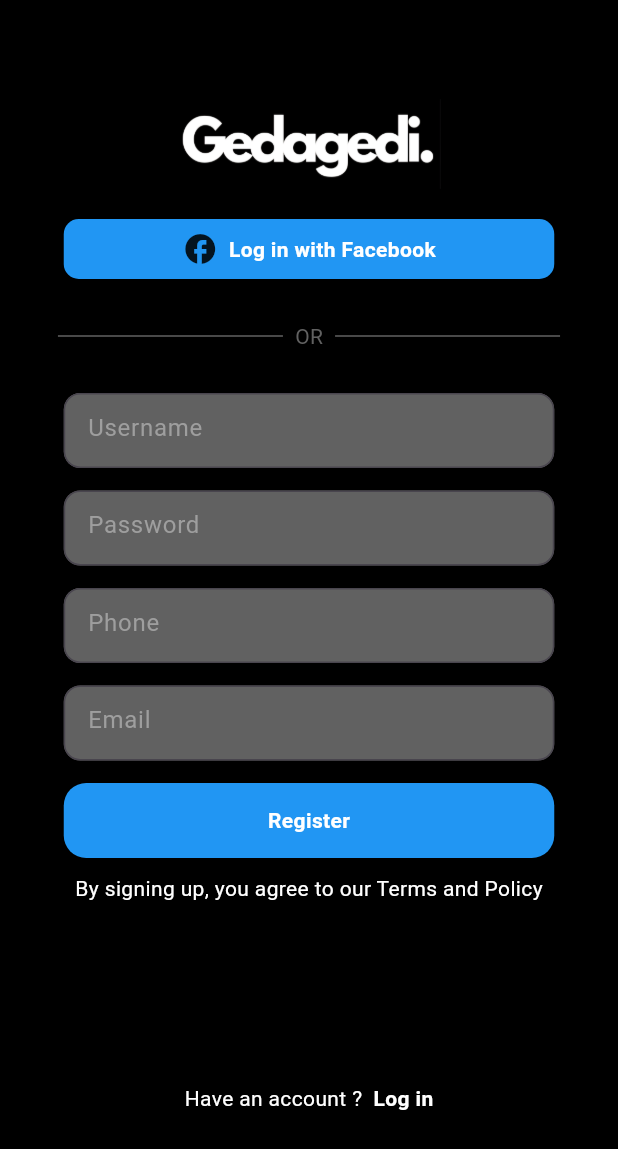
After one commit to richielagito/projek_uts_mobile_progamming, a Flutter app: the screen it shows after launch, after a tap on "Sign up", on a phone screen of 412 x 824 dp. The commit adds this screen. Shown: the top 1149 px of the screen. Run offline on Flutter 3.47's test engine with Material 3 defaults, Android fonts, the phone set to English and light mode, and no system bars.

Commit message:
login register ui/ux

```diff
--- a/lib/main.dart
+++ b/lib/main.dart
@@ -1,4 +1,5 @@
 import 'package:flutter/material.dart';
+import 'package:projek_uts_mobile_progamming/screens/login_screen.dart';
 import 'package:projek_uts_mobile_progamming/screens/main_screen.dart';
 
 void main() {
@@ -12,11 +13,11 @@
   @override
   Widget build(BuildContext context) {
     return MaterialApp(
-        title: 'Flutter Demo',
+        title: 'GedaGedi.',
         theme: ThemeData(
           colorScheme: ColorScheme.fromSeed(seedColor: Colors.deepPurple),
           useMaterial3: true,
         ),
-        home: const MainScreen());
+        home: const LoginScreen());
   }
 }
--- a/lib/screens/login_screen.dart
+++ b/lib/screens/login_screen.dart
@@ -1,10 +1,151 @@
 import 'package:flutter/material.dart';
+import 'package:projek_uts_mobile_progamming/screens/home_screen.dart';
+import 'package:projek_uts_mobile_progamming/screens/main_screen.dart';
+import 'package:projek_uts_mobile_progamming/screens/register_screen.dart';
 
 class LoginScreen extends StatelessWidget {
-  const LoginScreen({super.key});
+  const LoginScreen({Key? key}) : super(key: key);
 
   @override
   Widget build(BuildContext context) {
-    return Container();
+    return Scaffold(
+      backgroundColor: Colors.black,
+      body: Column(
+        children: [
+          const Expanded(
+              child: Center(
+                  child: Text(
+            'English',
+            style: TextStyle(color: Colors.white),
+          ))),
+          const Expanded(
+              flex: 2,
+              child: Center(
+                  child: Text(
+                '',
+                style: TextStyle(color: Colors.white),
+              ))),
+          Expanded(
+              flex: 4,
+              child: Column(
+                children: [
+                  Container(
+                      height: 60,
+                      width: 180,
+                      child: const Image(
+                        image: AssetImage('assets/images/img1.png'),
+                      )),
+                  const SizedBox(
+                    height: 15,
+                  ),
+                  TextField(
+                    decoration: InputDecoration(
+                      border: OutlineInputBorder(
+                          borderRadius: BorderRadius.circular(11)),
+                      fillColor: Colors.grey.shade700,
+                      prefixIconColor: Colors.white,
+                      filled: true,
+                      constraints:
+                          const BoxConstraints.tightFor(width: 327, height: 50),
+                      hintStyle: const TextStyle(color: Colors.grey),
+                      hintText: 'Phone number, email or username',
+                    ),
+                  ),
+                  const SizedBox(
+                    height: 15,
+                  ),
+                  TextField(
+                    decoration: InputDecoration(
+                      border: OutlineInputBorder(
+                          borderRadius: BorderRadius.circular(11)),
+                      fillColor: Colors.grey.shade700,
+                      prefixIconColor: Colors.white,
+                      filled: true,
+                      constraints:
+                          const BoxConstraints.tightFor(width: 327, height: 50),
+                      hintStyle: const TextStyle(color: Colors.grey),
+                      hintText: 'Password',
+                    ),
+                  ),
+                  const SizedBox(
+                    height: 15,
+                  ),
+                  InkWell(
+                    onTap: () {
+                      Navigator.of(context).push(
+                        MaterialPageRoute(
+                          builder: (context) => const MainScreen(),
+                        ),
+                      );
+                    },
+                    child: Container(
+                      width: 330,
+                      height: 40,
+                      decoration: BoxDecoration(
+                        color: Colors.blue,
+                        borderRadius: BorderRadius.circular(15),
+                      ),
+                      child: const Center(
+                          child: Text(
+                        'Login',
+                        style: TextStyle(
+                            color: Colors.white, fontWeight: FontWeight.bold),
+                      )),
+                    ),
+                  ),
+                  const SizedBox(
+                    height: 10,
+                  ),
+                  const Row(
+                    mainAxisAlignment: MainAxisAlignment.center,
+                    children: [
+                      Text(
+                        "Forgot your login details? ",
+                        style: TextStyle(color: Colors.white),
+                      ),
+                      Text(
+                        "Get help logging in.",
+                        style: TextStyle(
+                            color: Colors.white, fontWeight: FontWeight.bold),
+                      ),
+                    ],
+                  )
+                ],
+              )),
+          const Expanded(
+              flex: 2,
+              child: Center(
+                  child: Text(
+                '',
+                style: TextStyle(color: Colors.white),
+              ))),
+          Expanded(
+            child: Row(
+              mainAxisAlignment: MainAxisAlignment.center,
+              children: [
+                const Text(
+                  "Don't have an account? ",
+                  style: TextStyle(color: Colors.white),
+                ),
+                InkWell(
+                  onTap: () {
+                    Navigator.of(context).push(
+                      MaterialPageRoute(
+                        builder: (context) => const RegisterScreen(),
+                      ),
+                    );
+                  },
+                  child: const Text(
+                    " Sign up",
+                    style: TextStyle(
+                        color: Colors.white, fontWeight: FontWeight.bold),
+                  ),
+                ),
+              ],
+            ),
+          ),
+        ],
+      ),
+    );
   }
 }
--- /dev/null
+++ b/lib/screens/register_screen.dart
@@ -0,0 +1,212 @@
+import 'package:flutter/material.dart';
+import 'package:projek_uts_mobile_progamming/screens/login_screen.dart';
+import 'package:projek_uts_mobile_progamming/screens/main_screen.dart';
+
+class RegisterScreen extends StatelessWidget {
+  const RegisterScreen({Key? key}) : super(key: key);
+
+  @override
+  Widget build(BuildContext context) {
+    return Scaffold(
+      backgroundColor: Colors.black,
+      body: SingleChildScrollView(
+        child: Padding(
+          padding: const EdgeInsets.all(16.0),
+          child: Column(
+            children: [
+              const SizedBox(
+                height: 50,
+              ),
+              Row(
+                mainAxisAlignment: MainAxisAlignment.center,
+                children: [
+                  Container(
+                      height: 60,
+                      width: 180,
+                      child: const Image(
+                        image: AssetImage('assets/images/img1.png'),
+                      )),
+                ],
+              ),
+              const SizedBox(
+                height: 20,
+              ),
+              Container(
+                width: 327,
+                height: 40,
+                decoration: BoxDecoration(
+                  color: Colors.blue,
+                  borderRadius: BorderRadius.circular(10),
+                ),
+                child: const Row(
+                  mainAxisAlignment: MainAxisAlignment.center,
+                  children: [
+                    Icon(Icons.facebook),
+                    SizedBox(
+                      width: 7,
+                    ),
+                    Center(
+                        child: Text(
+                      'Log in with Facebook',
+                      style: TextStyle(
+                          color: Colors.white, fontWeight: FontWeight.bold),
+                    )),
+                  ],
+                ),
+              ),
+              const SizedBox(
+                height: 20,
+              ),
+              Row(
+                mainAxisAlignment: MainAxisAlignment.center,
+                children: [
+                  Container(
+                    height: 1,
+                    width: 150,
+                    color: Colors.grey.shade700,
+                  ),
+                  Padding(
+                    padding: const EdgeInsets.all(8.0),
+                    child: Text(
+                      'OR',
+                      style: TextStyle(color: Colors.grey.shade700),
+                    ),
+                  ),
+                  Container(
+                    height: 1,
+                    width: 150,
+                    color: Colors.grey.shade700,
+                  ),
+                ],
+              ),
+              const SizedBox(
+                height: 20,
+              ),
+              TextField(
+                decoration: InputDecoration(
+                  border: OutlineInputBorder(
+                      borderRadius: BorderRadius.circular(11)),
+                  fillColor: Colors.grey.shade700,
+                  prefixIconColor: Colors.white,
+                  filled: true,
+                  constraints: const BoxConstraints.tightFor(width: 327, height: 50),
+                  hintStyle: const TextStyle(color: Colors.grey),
+                  hintText: 'Username',
+                ),
+              ),
+              const SizedBox(
+                height: 15,
+              ),
+              TextField(
+                decoration: InputDecoration(
+                  border: OutlineInputBorder(
+                      borderRadius: BorderRadius.circular(11)),
+                  fillColor: Colors.grey.shade700,
+                  prefixIconColor: Colors.white,
+                  filled: true,
+                  constraints: const BoxConstraints.tightFor(width: 327, height: 50),
+                  hintStyle: const TextStyle(color: Colors.grey),
+                  hintText: 'Password',
+                ),
+              ),
+              const SizedBox(
+                height: 15,
+              ),
+              TextField(
+                decoration: InputDecoration(
+                  border: OutlineInputBorder(
+                      borderRadius: BorderRadius.circular(11)),
+                  fillColor: Colors.grey.shade700,
+                  prefixIconColor: Colors.white,
+                  filled: true,
+                  constraints: const BoxConstraints.tightFor(width: 327, height: 50),
+                  hintStyle: const TextStyle(color: Colors.grey),
+                  hintText: 'Phone',
+                ),
+              ),
+              const SizedBox(
+                height: 15,
+              ),
+              TextField(
+                decoration: InputDecoration(
+                  border: OutlineInputBorder(
+                      borderRadius: BorderRadius.circular(11)),
+                  fillColor: Colors.grey.shade700,
+                  prefixIconColor: Colors.white,
+                  filled: true,
+                  constraints: const BoxConstraints.tightFor(width: 327, height: 50),
+                  hintStyle: const TextStyle(color: Colors.grey),
+                  hintText: 'Email',
+                ),
+              ),
+              const SizedBox(
+                height: 15,
+              ),
+              InkWell(
+                onTap: () {
+                  Navigator.of(context).push(
+                    MaterialPageRoute(
+                      builder: (context) => const MainScreen(),
+                    ),
+                  );
+                },
+                child: Container(
+                  width: 327,
+                  height: 50,
+                  decoration: BoxDecoration(
+                    color: Colors.blue,
+                    borderRadius: BorderRadius.circular(15),
+                  ),
+                  child: const Center(
+                      child: Text(
+                    'Register',
+                    style: TextStyle(
+                        color: Colors.white, fontWeight: FontWeight.bold),
+                  )),
+                ),
+              ),
+              const SizedBox(
+                height: 10,
+              ),
+              const Row(
+                mainAxisAlignment: MainAxisAlignment.center,
+                children: [
+                  Text(
+                    "By signing up, you agree to our Terms and Policy",
+                    style: TextStyle(color: Colors.white),
+                  ),
+                ],
+              ),
+              const SizedBox(
+                height: 120,
+              ),
+              Row(
+                mainAxisAlignment: MainAxisAlignment.center,
+                children: [
+                  const Text(
+                    "Have an account ? ",
+                    style: TextStyle(color: Colors.white),
+                  ),
+                  InkWell(
+                    onTap: () {
+                      Navigator.of(context).push(
+                        MaterialPageRoute(
+                          builder: (context) => const LoginScreen(),
+                        ),
+                      );
+                    },
+                    child: const Text(
+                      " Log in",
+                      style: TextStyle(
+                          color: Colors.white, fontWeight: FontWeight.bold),
+                    ),
+                  ),
+                ],
+              ),
+            ],
+          ),
+        ),
+      ),
+    );
+  }
+}
```
Also changed, not shown: pubspec.lock.
